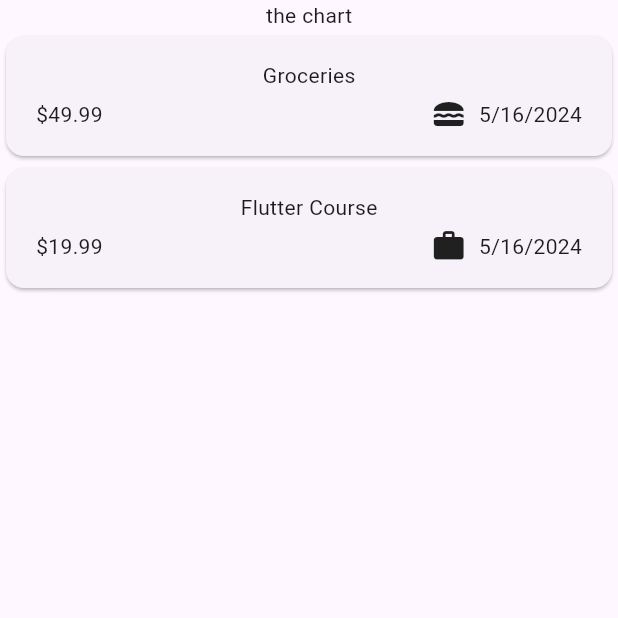
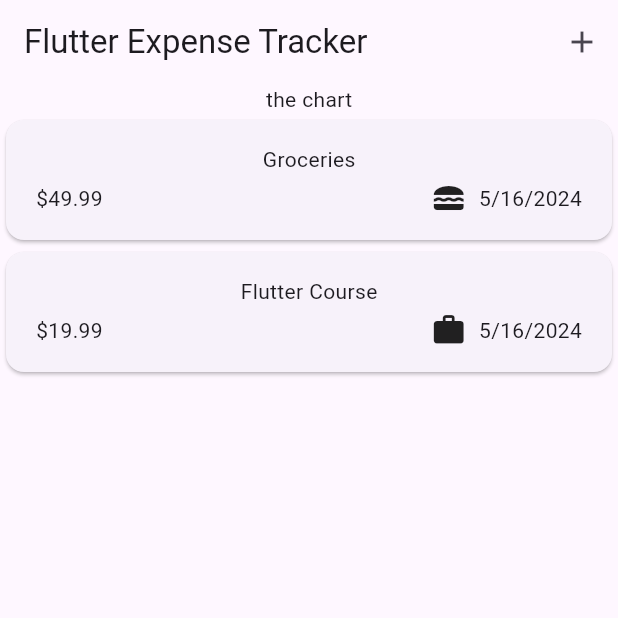
Before and after one commit to roryjarrard/expense_tracker, a Flutter app: the screen it shows after launch, on a phone screen of 412 x 824 dp, the top half of it. Run offline on Flutter 3.47's test engine with Material 3 defaults, Android fonts, the phone set to English and light mode, and no system bars.

Commit message:
add appBar

```diff
--- a/lib/widgets/expenses.dart
+++ b/lib/widgets/expenses.dart
@@ -28,6 +28,12 @@ class _ExpensesState extends State<Expenses> {
   @override
   Widget build(BuildContext context) {
     return Scaffold(
+      appBar: AppBar(
+        title: const Text('Flutter Expense Tracker'),
+        actions: [
+          IconButton(icon: const Icon(Icons.add), onPressed: () {}),
+        ],
+      ),
       body: Column(
         children: [
           const Text('the chart'),
```
